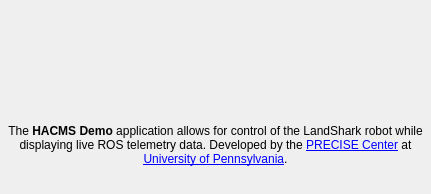
Qt form hacms/ui/about.ui (PRECISE/HACMSDemo) before a commit.
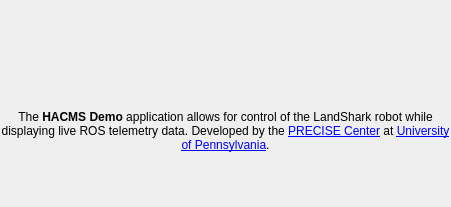
The same form after that commit. Icons and pictures are not drawn.

Commit message: Adjusted about dialog sizes.

The edit to the form file:
```diff
--- a/hacms/ui/about.ui
+++ b/hacms/ui/about.ui
@@ -6,8 +6,8 @@
    <rect>
     <x>0</x>
     <y>0</y>
-    <width>431</width>
-    <height>194</height>
+    <width>451</width>
+    <height>207</height>
    </rect>
   </property>
   <property name="windowTitle">
@@ -17,16 +17,16 @@
    <property name="geometry">
     <rect>
      <x>0</x>
-     <y>100</y>
-     <width>431</width>
-     <height>91</height>
+     <y>110</y>
+     <width>451</width>
+     <height>101</height>
     </rect>
    </property>
    <property name="text">
     <string>&lt;html&gt;&lt;head/&gt;&lt;body&gt;&lt;p&gt;The &lt;span style=&quot; font-weight:600;&quot;&gt;HACMS Demo&lt;/span&gt; application allows for control of the LandShark robot while displaying live ROS telemetry data. Developed by the &lt;a href=&quot;http://precise.seas.upenn.edu&quot;&gt;&lt;span style=&quot; text-decoration: underline; color:#0000ff;&quot;&gt;PRECISE Center&lt;/span&gt;&lt;/a&gt; at &lt;a href=&quot;http://www.seas.upenn.edu&quot;&gt;&lt;span style=&quot; text-decoration: underline; color:#0000ff;&quot;&gt;University of Pennsylvania&lt;/span&gt;&lt;/a&gt;.&lt;/p&gt;&lt;/body&gt;&lt;/html&gt;</string>
    </property>
    <property name="alignment">
-    <set>Qt::AlignCenter</set>
+    <set>Qt::AlignHCenter|Qt::AlignTop</set>
    </property>
    <property name="wordWrap">
     <bool>true</bool>
@@ -43,7 +43,7 @@
     <rect>
      <x>-1</x>
      <y>2</y>
-     <width>431</width>
+     <width>451</width>
      <height>101</height>
     </rect>
    </property>
```
The commit also changes 1 other file.
